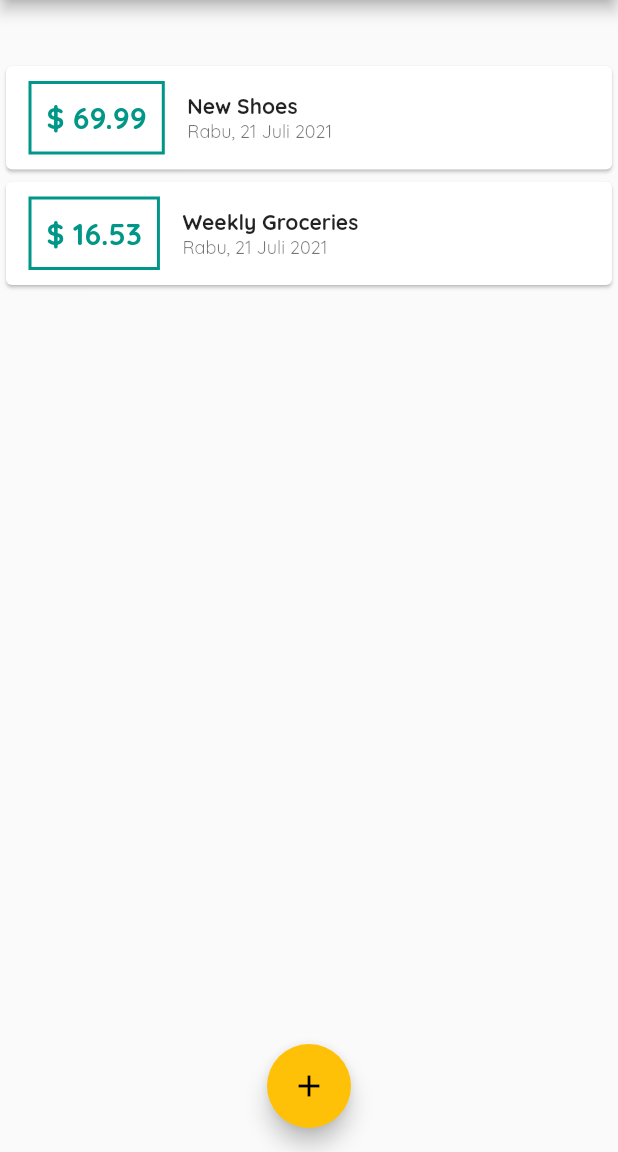
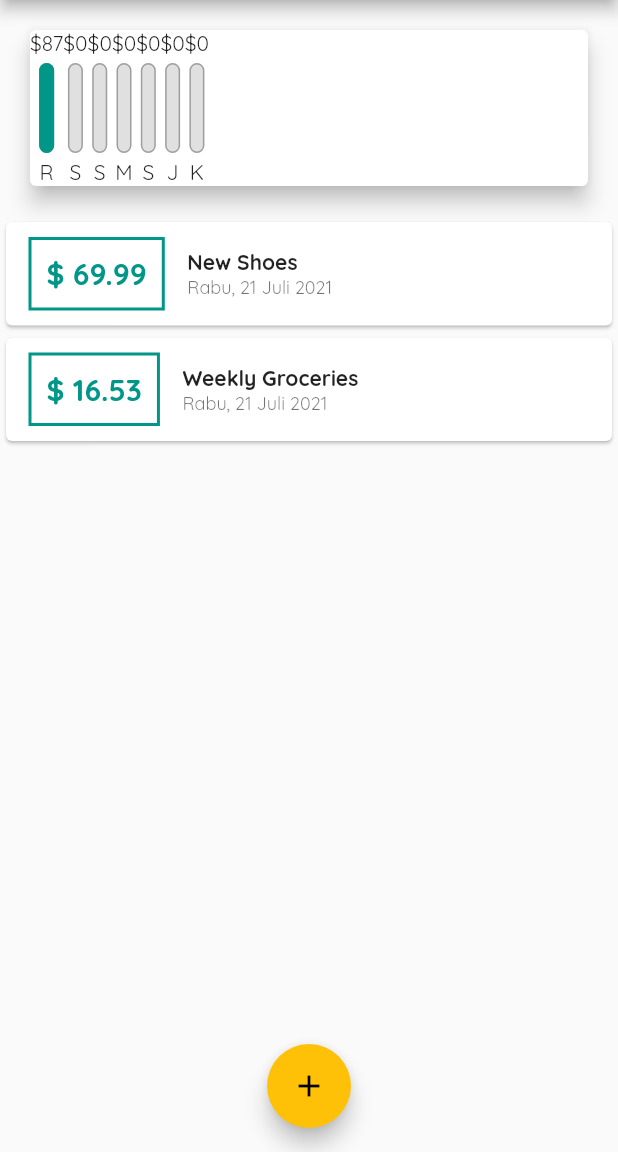
Before and after one commit to Dzaky02/expenses_app, a Flutter app: the screen it shows after launch, on a phone screen of 412 x 824 dp, the part 84-1236 px from its top. Run offline on Flutter 3.47's test engine with Material 2 defaults, Android fonts, the phone set to English and light mode, and no system bars; our stand-ins replace google_fonts.

Commit message:
Displaying chart weekly spend.

```diff
--- a/lib/widgets/chart.dart
+++ b/lib/widgets/chart.dart
@@ -1,6 +1,8 @@
-import 'package:expenses_app/models/transaction.dart';
 import 'package:flutter/material.dart';
 import 'package:intl/intl.dart';
+
+import './chart_bar.dart';
+import '../models/transaction.dart';
 
 class Chart extends StatelessWidget {
   Chart({required this.recentTransactions});
@@ -21,10 +23,18 @@ class Chart extends StatelessWidget {
       }
 
       return {
-        'day': DateFormat.E().format(weekDay),
+        'day': DateFormat.E('in').format(weekDay).substring(0, 1),
         'amount': totalSum,
       };
     });
+  }
+
+  double get totalSpending {
+    return groupedTransactionValues.fold(
+      0.0,
+      (previousValue, element) =>
+          previousValue + double.parse(element['amount'].toString()),
+    );
   }
 
   @override
@@ -33,7 +43,17 @@ class Chart extends StatelessWidget {
       elevation: 6,
       margin: EdgeInsets.all(20),
       child: Row(
-        children: [],
+        children: groupedTransactionValues
+            .map(
+              (data) => ChartBar(
+                label: data['day'].toString(),
+                spendingAmount: double.parse(data['amount'].toString()),
+                spendingPctOfTotal: totalSpending == 0.0
+                    ? 0.0
+                    : (data['amount'] as double) / totalSpending,
+              ),
+            )
+            .toList(),
       ),
     );
   }
--- /dev/null
+++ b/lib/widgets/chart_bar.dart
@@ -0,0 +1,48 @@
+import 'package:flutter/material.dart';
+
+class ChartBar extends StatelessWidget {
+  final String label;
+  final double spendingAmount;
+  final double spendingPctOfTotal;
+
+  ChartBar(
+      {required this.label,
+      required this.spendingAmount,
+      required this.spendingPctOfTotal});
+
+  @override
+  Widget build(BuildContext context) {
+    return Column(
+      children: [
+        Text('\$${spendingAmount.toStringAsFixed(0)}'),
+        SizedBox(height: 4),
+        Container(
+          height: 60,
+          width: 10,
+          child: Stack(
+            children: [
+              Container(
+                decoration: BoxDecoration(
+                  border: Border.all(color: Colors.grey, width: 1.0),
+                  color: Colors.grey.shade300,
+                  borderRadius: BorderRadius.circular(10),
+                ),
+              ),
+              FractionallySizedBox(
+                heightFactor: spendingPctOfTotal,
+                child: Container(
+                  decoration: BoxDecoration(
+                    color: Theme.of(context).primaryColor,
+                    borderRadius: BorderRadius.circular(10),
+                  ),
+                ),
+              ),
+            ],
+          ),
+        ),
+        SizedBox(height: 4),
+        Text(label),
+      ],
+    );
+  }
+}
```
